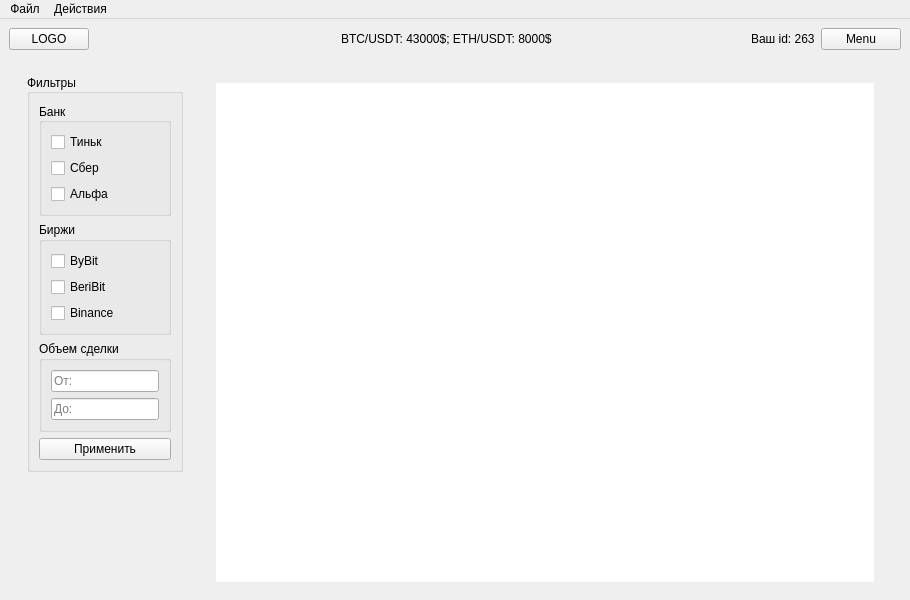
Old version of the form client/mainwindow.ui in the repository ttema4/p2p-app.
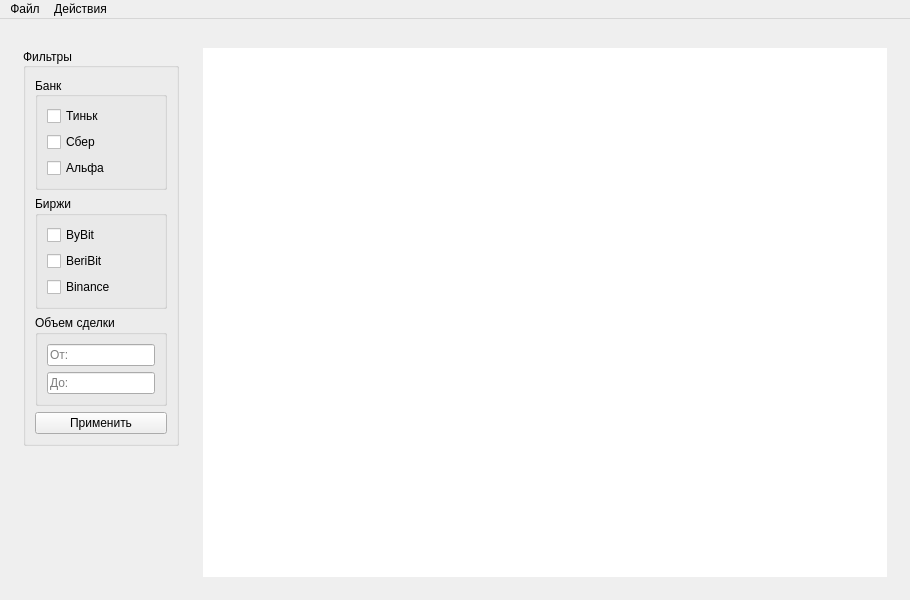
New version of the form.

```diff
--- a/client/mainwindow.ui
+++ b/client/mainwindow.ui
@@ -31,82 +31,30 @@
    </property>
    <layout class="QVBoxLayout" name="verticalLayout_4">
     <item>
-     <layout class="QHBoxLayout" name="horizontalLayout">
-      <item>
-       <widget class="QPushButton" name="pushButton_3">
-        <property name="text">
-         <string>LOGO</string>
-        </property>
-       </widget>
-      </item>
-      <item>
-       <spacer name="horizontalSpacer_3">
-        <property name="orientation">
-         <enum>Qt::Horizontal</enum>
-        </property>
-        <property name="sizeType">
-         <enum>QSizePolicy::Fixed</enum>
-        </property>
-        <property name="sizeHint" stdset="0">
-         <size>
-          <width>55</width>
-          <height>20</height>
-         </size>
-        </property>
-       </spacer>
-      </item>
-      <item>
-       <spacer name="horizontalSpacer">
-        <property name="orientation">
-         <enum>Qt::Horizontal</enum>
-        </property>
-        <property name="sizeHint" stdset="0">
-         <size>
-          <width>100</width>
-          <height>20</height>
-         </size>
-        </property>
-       </spacer>
-      </item>
-      <item>
-       <widget class="QLabel" name="label_2">
-        <property name="text">
-         <string>BTC/USDT: 43000$; ETH/USDT: 8000$ </string>
-        </property>
-       </widget>
-      </item>
-      <item>
-       <spacer name="horizontalSpacer_2">
-        <property name="orientation">
-         <enum>Qt::Horizontal</enum>
-        </property>
-        <property name="sizeHint" stdset="0">
-         <size>
-          <width>100</width>
-          <height>20</height>
-         </size>
-        </property>
-       </spacer>
-      </item>
-      <item>
-       <widget class="QLabel" name="label_3">
-        <property name="text">
-         <string>Ваш id: 263</string>
-        </property>
-       </widget>
-      </item>
-      <item>
-       <widget class="QPushButton" name="pushButton_2">
-        <property name="text">
-         <string>Menu</string>
-        </property>
-       </widget>
-      </item>
-     </layout>
+     <widget class="QWidget" name="widget_3" native="true">
+      <property name="sizePolicy">
+       <sizepolicy hsizetype="Preferred" vsizetype="Preferred">
+        <horstretch>0</horstretch>
+        <verstretch>0</verstretch>
+       </sizepolicy>
+      </property>
+     </widget>
     </item>
     <item>
      <widget class="QWidget" name="widget" native="true">
       <layout class="QHBoxLayout" name="horizontalLayout_4">
+       <property name="leftMargin">
+        <number>5</number>
+       </property>
+       <property name="topMargin">
+        <number>5</number>
+       </property>
+       <property name="rightMargin">
+        <number>5</number>
+       </property>
+       <property name="bottomMargin">
+        <number>5</number>
+       </property>
        <item>
         <widget class="QWidget" name="widget_2" native="true">
          <layout class="QVBoxLayout" name="verticalLayout">
@@ -298,28 +246,34 @@
            <rect>
             <x>0</x>
             <y>0</y>
-            <width>643</width>
-            <height>748</height>
+            <width>657</width>
+            <height>522</height>
            </rect>
           </property>
           <layout class="QHBoxLayout" name="horizontalLayout_2">
+           <property name="leftMargin">
+            <number>0</number>
+           </property>
+           <property name="topMargin">
+            <number>0</number>
+           </property>
+           <property name="rightMargin">
+            <number>0</number>
+           </property>
+           <property name="bottomMargin">
+            <number>0</number>
+           </property>
            <item>
             <widget class="QWidget" name="verticalWidget" native="true">
              <layout class="QVBoxLayout" name="verticalLayout_8">
               <item>
                <widget class="QTableWidget" name="tableWidget">
                 <property name="sizePolicy">
-                 <sizepolicy hsizetype="Expanding" vsizetype="Expanding">
+                 <sizepolicy hsizetype="Preferred" vsizetype="Preferred">
                   <horstretch>0</horstretch>
-                  <verstretch>0</verstretch>
+                  <verstretch>2</verstretch>
                  </sizepolicy>
                 </property>
-                <property name="minimumSize">
-                 <size>
-                  <width>0</width>
-                  <height>700</height>
-                 </size>
-                </property>
                 <property name="frameShape">
                  <enum>QFrame::NoFrame</enum>
                 </property>
@@ -346,6 +300,19 @@
                 </attribute>
                </widget>
               </item>
+              <item>
+               <spacer name="verticalSpacer">
+                <property name="orientation">
+                 <enum>Qt::Vertical</enum>
+                </property>
+                <property name="sizeHint" stdset="0">
+                 <size>
+                  <width>20</width>
+                  <height>0</height>
+                 </size>
+                </property>
+               </spacer>
+              </item>
              </layout>
             </widget>
            </item>
```
